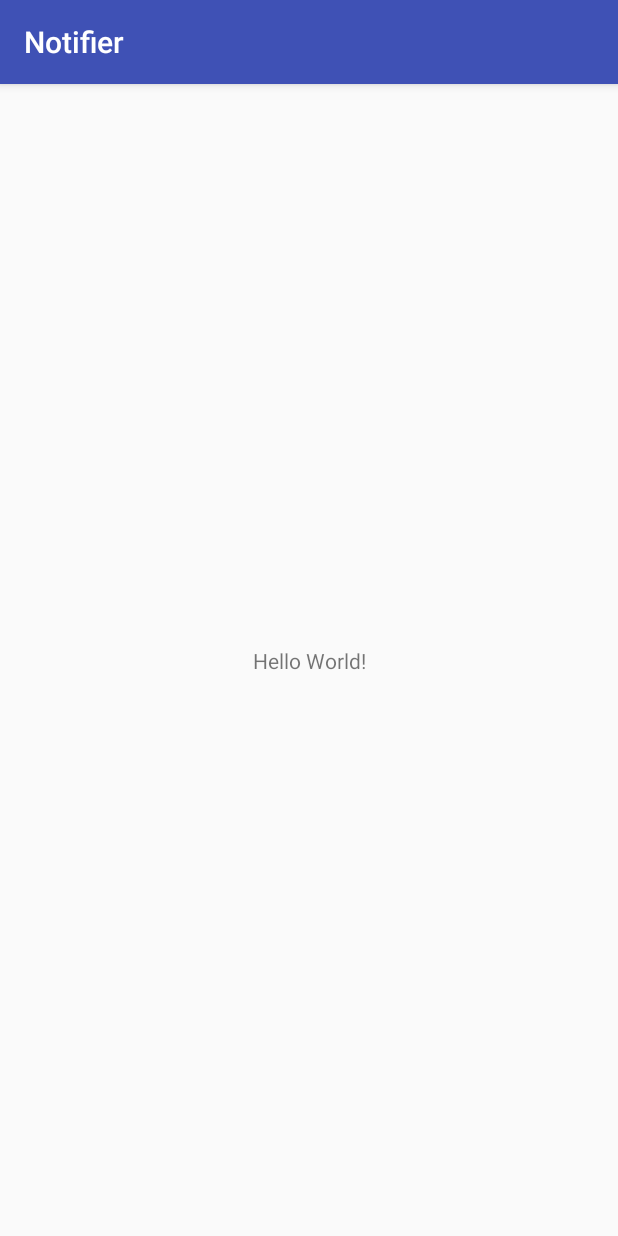
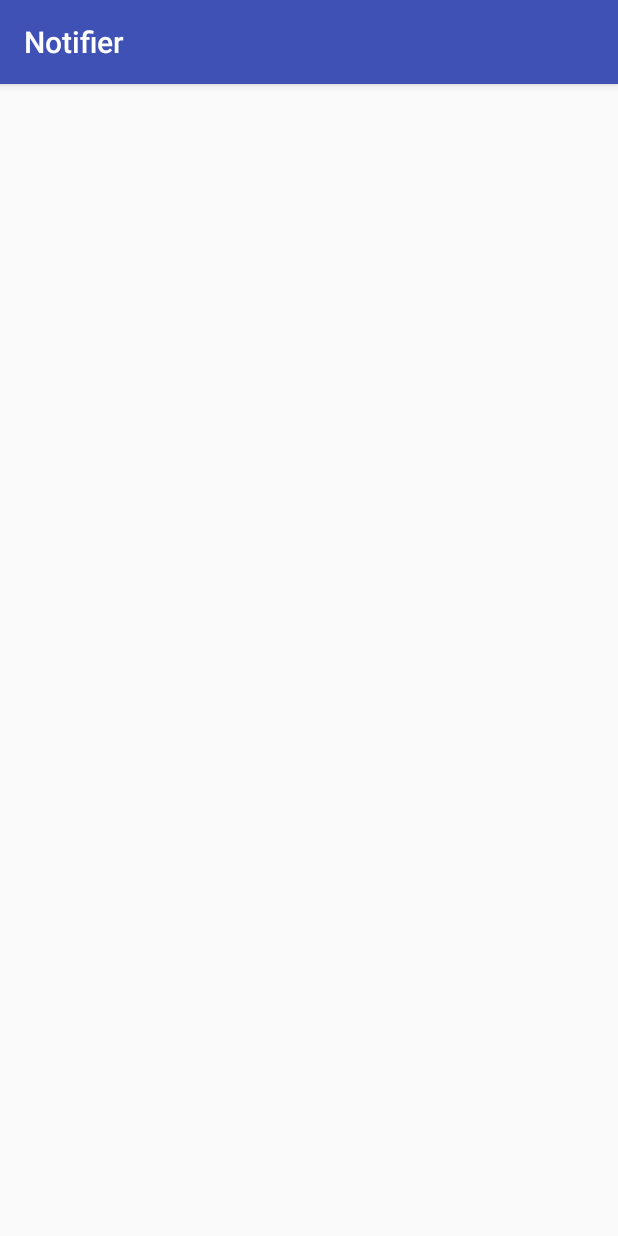
Before and after one commit to Akitektuo/Notifier, an Android app: the screen it shows after launch (MainActivity), on a phone screen of 412 x 824 dp. Run offline under Robolectric (Android 15) with nearby library versions, the phone set to English and light mode, and no system bars.

```diff
--- a/app/src/main/res/layout/activity_main.xml
+++ b/app/src/main/res/layout/activity_main.xml
@@ -1,18 +1,8 @@
 <?xml version="1.0" encoding="utf-8"?>
 <android.support.constraint.ConstraintLayout xmlns:android="http://schemas.android.com/apk/res/android"
-    xmlns:app="http://schemas.android.com/apk/res-auto"
     xmlns:tools="http://schemas.android.com/tools"
     android:layout_width="match_parent"
     android:layout_height="match_parent"
     tools:context="com.akitektuo.notifier.MainActivity">
 
-    <TextView
-        android:layout_width="wrap_content"
-        android:layout_height="wrap_content"
-        android:text="Hello World!"
-        app:layout_constraintBottom_toBottomOf="parent"
-        app:layout_constraintLeft_toLeftOf="parent"
-        app:layout_constraintRight_toRightOf="parent"
-        app:layout_constraintTop_toTopOf="parent" />
-
 </android.support.constraint.ConstraintLayout>
```
